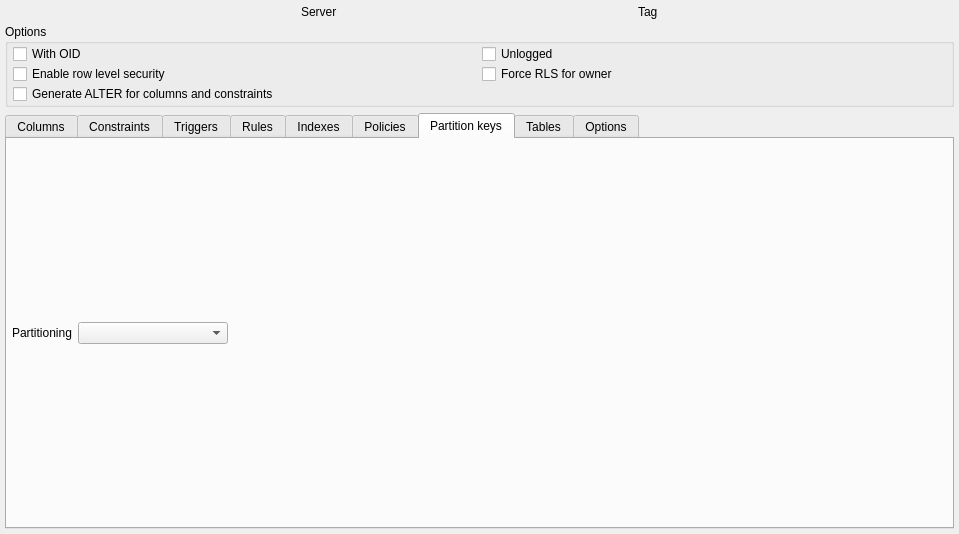
This is libs/libgui/ui/dbobjects/tablewidget.ui in maniac787/pgmodeler as Qt 5 draws it before an edit. The edited form follows.
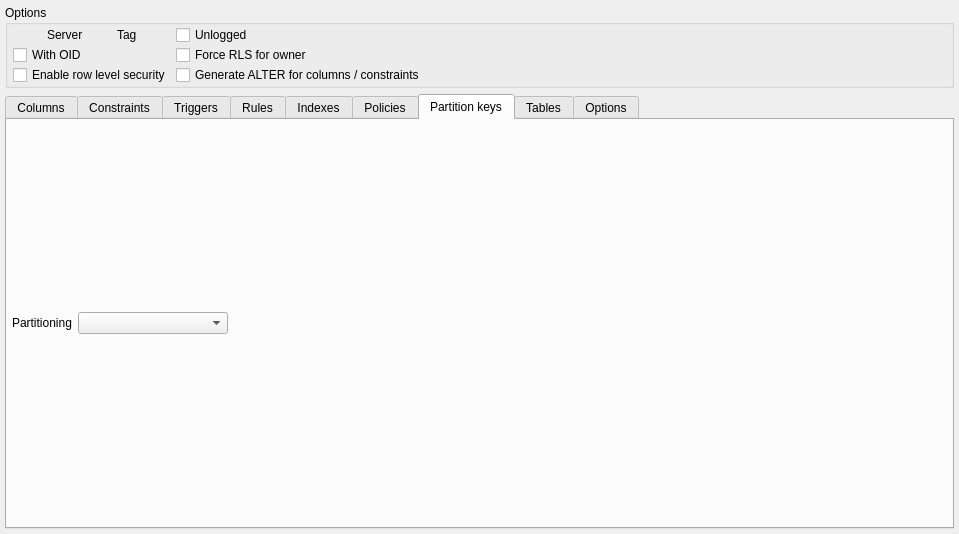
This is the edited form. Icons and pictures are not drawn.

Commit message: Refactor ViewWidget to use tabbed layout with modern UI patterns

Diff of the .ui file:
```diff
--- a/libs/libgui/ui/dbobjects/tablewidget.ui
+++ b/libs/libgui/ui/dbobjects/tablewidget.ui
@@ -47,56 +47,6 @@
       <property name="bottomMargin">
        <number>0</number>
       </property>
-      <item>
-       <layout class="QHBoxLayout" name="horizontalLayout_2">
-        <item>
-         <layout class="QVBoxLayout" name="server_lt">
-          <item>
-           <widget class="QLabel" name="server_lbl">
-            <property name="sizePolicy">
-             <sizepolicy hsizetype="Fixed" vsizetype="Preferred">
-              <horstretch>0</horstretch>
-              <verstretch>0</verstretch>
-             </sizepolicy>
-            </property>
-            <property name="minimumSize">
-             <size>
-              <width>0</width>
-              <height>0</height>
-             </size>
-            </property>
-            <property name="text">
-             <string>Server</string>
-            </property>
-           </widget>
-          </item>
-         </layout>
-        </item>
-        <item>
-         <layout class="QVBoxLayout" name="tag_lt">
-          <item>
-           <widget class="QLabel" name="tag_lbl">
-            <property name="sizePolicy">
-             <sizepolicy hsizetype="Fixed" vsizetype="Preferred">
-              <horstretch>0</horstretch>
-              <verstretch>0</verstretch>
-             </sizepolicy>
-            </property>
-            <property name="minimumSize">
-             <size>
-              <width>0</width>
-              <height>0</height>
-             </size>
-            </property>
-            <property name="text">
-             <string>Tag</string>
-            </property>
-           </widget>
-          </item>
-         </layout>
-        </item>
-       </layout>
-      </item>
       <item>
        <widget class="QGroupBox" name="options_gb">
         <property name="title">
@@ -150,10 +100,23 @@
            </property>
           </widget>
          </item>
-         <item row="1" column="0">
+         <item row="2" column="1">
+          <widget class="QCheckBox" name="gen_alter_cmds_chk">
+           <property name="sizePolicy">
+            <sizepolicy hsizetype="Expanding" vsizetype="Fixed">
+             <horstretch>0</horstretch>
+             <verstretch>0</verstretch>
+            </sizepolicy>
+           </property>
+           <property name="text">
+            <string>Generate ALTER for columns / constraints</string>
+           </property>
+          </widget>
+         </item>
+         <item row="2" column="0">
           <widget class="QCheckBox" name="enable_rls_chk">
            <property name="sizePolicy">
-            <sizepolicy hsizetype="Preferred" vsizetype="Fixed">
+            <sizepolicy hsizetype="Fixed" vsizetype="Fixed">
              <horstretch>0</horstretch>
              <verstretch>0</verstretch>
             </sizepolicy>
@@ -163,10 +126,10 @@
            </property>
           </widget>
          </item>
-         <item row="0" column="0">
+         <item row="1" column="0">
           <widget class="QCheckBox" name="with_oids_chk">
            <property name="sizePolicy">
-            <sizepolicy hsizetype="Preferred" vsizetype="Fixed">
+            <sizepolicy hsizetype="Fixed" vsizetype="Fixed">
              <horstretch>0</horstretch>
              <verstretch>0</verstretch>
             </sizepolicy>
@@ -179,18 +142,55 @@
            </property>
           </widget>
          </item>
-         <item row="2" column="0" colspan="2">
-          <widget class="QCheckBox" name="gen_alter_cmds_chk">
-           <property name="sizePolicy">
-            <sizepolicy hsizetype="Expanding" vsizetype="Fixed">
-             <horstretch>0</horstretch>
-             <verstretch>0</verstretch>
-            </sizepolicy>
-           </property>
-           <property name="text">
-            <string>Generate ALTER for columns and constraints</string>
-           </property>
-          </widget>
+         <item row="0" column="0">
+          <layout class="QHBoxLayout" name="horizontalLayout_2">
+           <item>
+            <layout class="QHBoxLayout" name="server_lt">
+             <item>
+              <widget class="QLabel" name="server_lbl">
+               <property name="sizePolicy">
+                <sizepolicy hsizetype="Fixed" vsizetype="Preferred">
+                 <horstretch>0</horstretch>
+                 <verstretch>0</verstretch>
+                </sizepolicy>
+               </property>
+               <property name="minimumSize">
+                <size>
+                 <width>0</width>
+                 <height>0</height>
+                </size>
+               </property>
+               <property name="text">
+                <string>Server</string>
+               </property>
+              </widget>
+             </item>
+            </layout>
+           </item>
+           <item>
+            <layout class="QHBoxLayout" name="tag_lt">
+             <item>
+              <widget class="QLabel" name="tag_lbl">
+               <property name="sizePolicy">
+                <sizepolicy hsizetype="Fixed" vsizetype="Preferred">
+                 <horstretch>0</horstretch>
+                 <verstretch>0</verstretch>
+                </sizepolicy>
+               </property>
+               <property name="minimumSize">
+                <size>
+                 <width>0</width>
+                 <height>0</height>
+                </size>
+               </property>
+               <property name="text">
+                <string>Tag</string>
+               </property>
+              </widget>
+             </item>
+            </layout>
+           </item>
+          </layout>
          </item>
         </layout>
        </widget>
```
Left out of the diff: 2 changed lines with no effect on the pictures. The commit also changes 24 other files.
